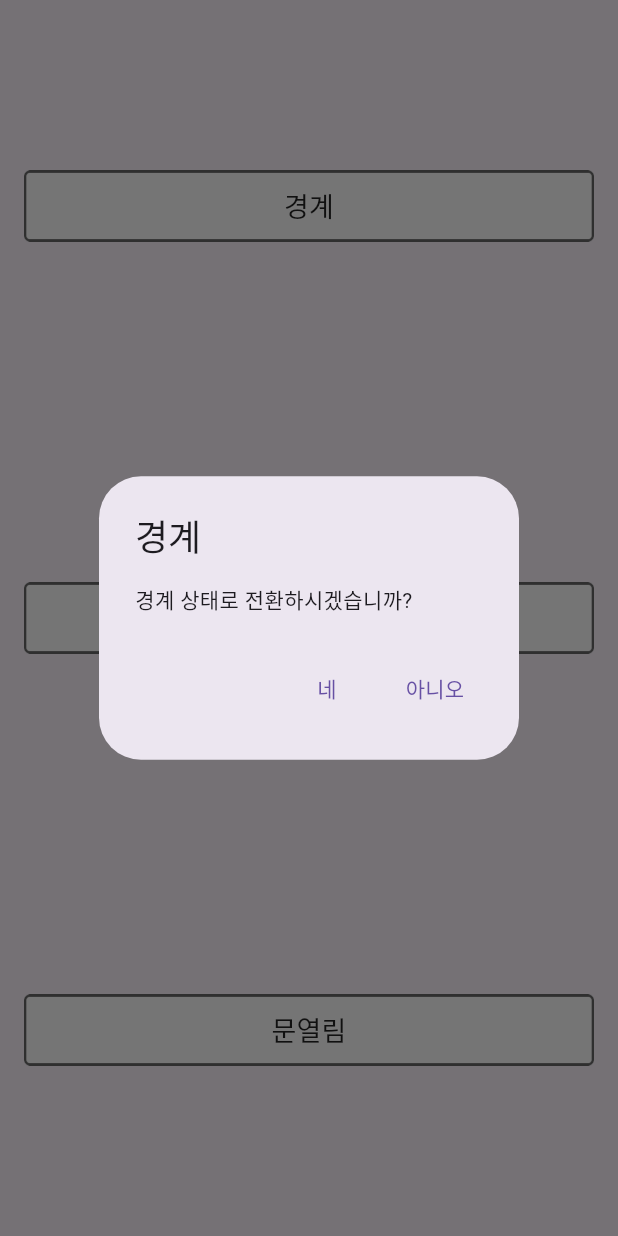
After one commit to kimem03/yescom_flutter, a Flutter app: the Button screen opened directly, after a tap on "경계", on a phone screen of 412 x 824 dp. The commit adds this screen. Run offline on Flutter 3.47's test engine with Material 3 defaults, Android fonts, the phone set to English and light mode, and no system bars; our stand-ins replace dio, firebase_core, firebase_messaging, flutter_secure_storage, shared_preferences; accounts and stored records are empty.

```diff
--- /dev/null
+++ b/lib/providers/user_info.dart
@@ -0,0 +1,43 @@
+import 'package:flutter/cupertino.dart';
+import 'package:flutter/material.dart';
+import 'package:flutter_secure_storage/flutter_secure_storage.dart';
+import 'package:shared_preferences/shared_preferences.dart';
+
+const storage = FlutterSecureStorage();
+
+class UserInfo with ChangeNotifier {
+  // 초기 변수 선언
+  String _id = '';
+  String _pw = '';
+  String _phone = '';
+  String _serverAddress = '';
+
+  // getter
+  String get id => _id;
+  String get pw => _pw;
+  String get phone => _phone;
+  String get serverAddress => _serverAddress;
+
+  // SecureStorage, SharedPreferences 에 값 저장
+  Future<void> loadUserInfo() async {
+    SharedPreferences prefs = await SharedPreferences.getInstance();
+
+    _id = await storage.read(key: 'savedId') ?? '';
+    _pw = await storage.read(key: 'savedPw') ?? '';
+    _phone = prefs.getString('savedPhone') ?? '';
+    notifyListeners();  // 상태 변화 알리기
+  }
+
+  // 값 저장
+  Future<void> saveUserInfo(String id, String pw, String phone) async {
+    SharedPreferences prefs = await SharedPreferences.getInstance();
+
+    await storage.write(key: 'savedId', value: id);
+    await storage.write(key: 'savedPw', value: pw);
+    await prefs.setString('savedPhone', phone);
+    _id = id;
+    _pw = pw;
+    _phone = phone;
+    notifyListeners();  // 상태 변화 알리기
+  }
+}
--- /dev/null
+++ b/lib/widget/button.dart
@@ -0,0 +1,146 @@
+import 'package:flutter/material.dart';
+
+class Button extends StatelessWidget {
+  const Button({super.key});
+
+  // 경계 버튼 클릭 다이얼로그
+  Future<void> _showLockDialog(BuildContext context) {
+    return showDialog(
+      barrierDismissible: false,  // dialog 외부 탭 해도 닫히기 않게끔
+        context: context,
+        builder: (BuildContext context) => AlertDialog(
+          title: const Text('경계'),
+          content: const Text('경계 상태로 전환하시겠습니까?'),  // 경계 상태에서 누르면 '이미 경계 상태입니다.' 뜨게끔
+          actions: [
+            TextButton(
+                onPressed: () => {
+                  // 서버 전송 코드 짜야함
+                  // 해제 상태에서 누르면 서버로 상태 변경 요청 메소드 전송 (RemoteControl)
+                  Navigator.of(context).pop(),
+                },
+                child: const Text('네')
+            ),
+            // 아니오 버튼 클릭시, 추가 기능 없음
+            TextButton(
+                onPressed: () => {
+                  Navigator.of(context).pop(),
+                },
+                child: const Text('아니오')
+            ),
+          ],
+        )
+    );
+  }
+  // 경계 버튼 클릭 다이얼로그
+
+  // 해제 버튼 클릭 다이얼로그
+  Future<void> _showUnlockDialog(BuildContext context) {
+    return showDialog(
+        barrierDismissible: false,  // dialog 외부 탭 해도 닫히기 않게끔
+        context: context,
+        builder: (BuildContext context) => AlertDialog(
+          title: const Text('해제'),
+          content: const Text('해제 상태로 전환하시겠습니까?'),  // 해제 상태에서 누르면 '이미 해제 상태입니다.' 뜨게끔
+          actions: [
+            TextButton(
+                onPressed: () => {
+                  // 서버 전송 코드 짜야함
+                  // 경계 상태에서 누르면 서버로 상태 변경 요청 메소드 전송 (RemoteControl)
+                  Navigator.of(context).pop(),
+                },
+                child: const Text('네')
+            ),
+            // 아니오 버튼 클릭시, 추가 기능 없음
+            TextButton(
+                onPressed: () => {
+                  Navigator.of(context).pop(),
+                },
+                child: const Text('아니오')
+            ),
+          ],
+        )
+    );
+  }
+  // 해제 버튼 클릭 다이얼로그
+
+  // 문열림 버튼 클릭 다이얼로그
+  Future<void> _showOpenDialog(BuildContext context) {
+    return showDialog(
+        barrierDismissible: false,  // dialog 외부 탭 해도 닫히기 않게끔
+        context: context,
+        builder: (BuildContext context) => AlertDialog(
+          title: const Text('문열림'),
+          content: const Text('문열림 상태로 전환하시겠습니까?'),
+          actions: [
+            TextButton(
+                onPressed: () => {
+                  // 서버 전송 코드 짜야함
+                  // 서버로 상태 변경 요청 메소드 전송 (RemoteControl)
+                  Navigator.of(context).pop(),
+                },
+                child: const Text('네')
+            ),
+            // 아니오 버튼 클릭시, 추가 기능 없음
+            TextButton(
+                onPressed: () => {
+                  Navigator.of(context).pop(),
+                },
+                child: const Text('아니오')
+            ),
+          ],
+        )
+    );
+  }
+  // 문열림 버튼 클릭 다이얼로그
+
+  @override
+  Widget build(BuildContext context) {
+    final Size size = MediaQuery.of(context).size;
+
+    // 경계 버튼
+    var lock = MaterialButton(
+      onPressed: (){ _showLockDialog(context); },
+      child: Stack(
+        alignment: Alignment.center,
+        children: [
+          Image.asset('assets/slice/btn_3.png'),
+          const Text('경계', style: TextStyle(fontSize: 18),),
+        ],
+      ),
+    );
+
+    // 해제 버튼
+    var unlock = MaterialButton(
+      onPressed: (){ _showUnlockDialog(context); },
+      child: Stack(
+        alignment: Alignment.center,
+        children: [
+          Image.asset('assets/slice/btn_3.png'),
+          const Text('해제', style: TextStyle(fontSize: 18),),
+        ],
+      ),
+    );
+
+    // 문열림 버튼
+    var open = MaterialButton(
+      onPressed: (){ _showOpenDialog(context); },
+      child: Stack(
+        alignment: Alignment.center,
+        children: [
+          Image.asset('assets/slice/btn_3.png'),
+          const Text('문열림', style: TextStyle(fontSize: 18),),
+        ],
+      ),
+    );
+
+    return Scaffold(
+      body: Column(
+        children: [
+          Expanded(child: lock),
+          Expanded(child: unlock),
+          Expanded(child: open),
+        ],
+      ),
+    );
+  }
+}
```
Also changed, not shown: lib/api/fcm_service.dart (+8 -6 lines), lib/main.dart (+9 -1 lines), lib/page/login_page.dart (+109 -75 lines), lib/page/main_page.dart (+175 -11 lines), lib/widget/appbar.dart (added, +20 -0 lines).
